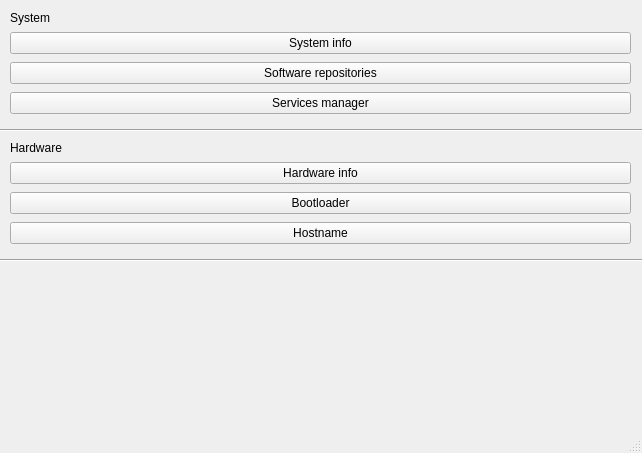
Old version of the form Mast/mastwindow.ui in the repository jakubiszon26/Mast.
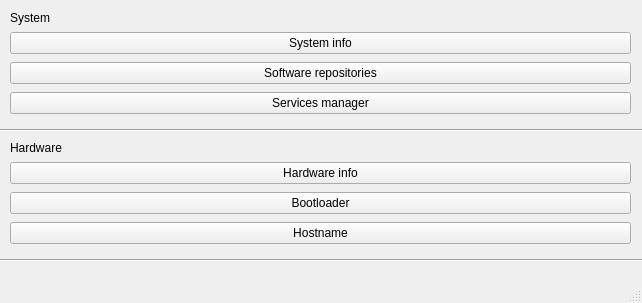
New version of the form.

Commit message: open system info form

Diff of the .ui file:
```diff
--- a/Mast/mastwindow.ui
+++ b/Mast/mastwindow.ui
@@ -7,7 +7,7 @@
     <x>0</x>
     <y>0</y>
     <width>642</width>
-    <height>453</height>
+    <height>303</height>
    </rect>
   </property>
   <property name="windowTitle">
```
Left out of the diff: 4 changed lines with no effect on the pictures. The commit also changes 7 other files.
